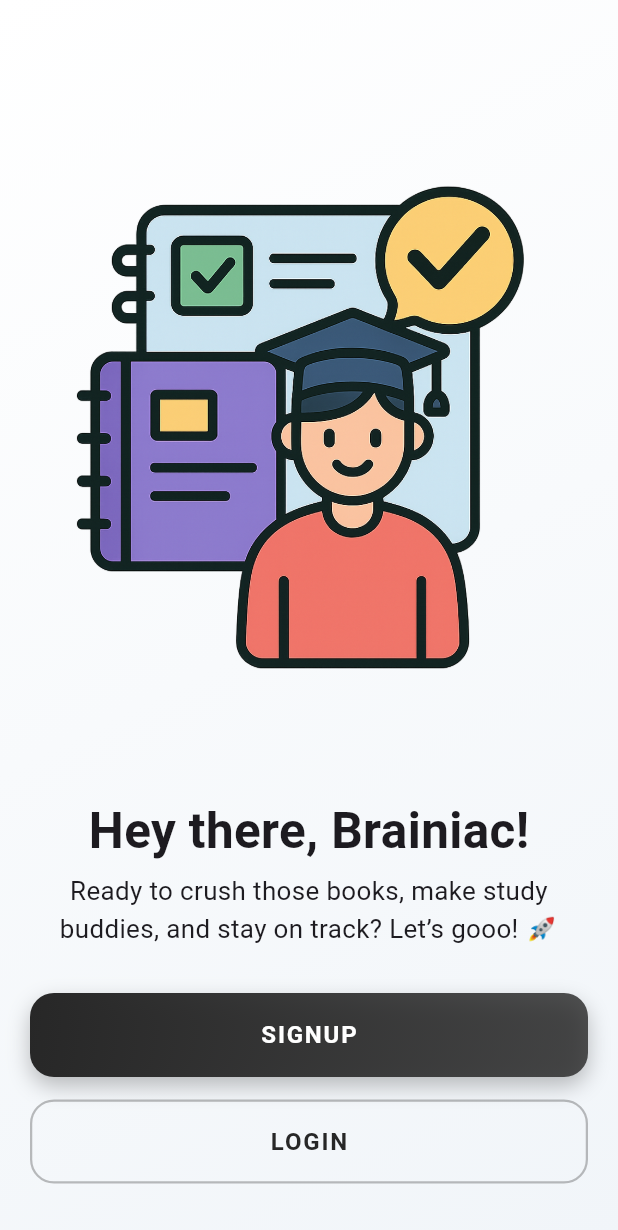
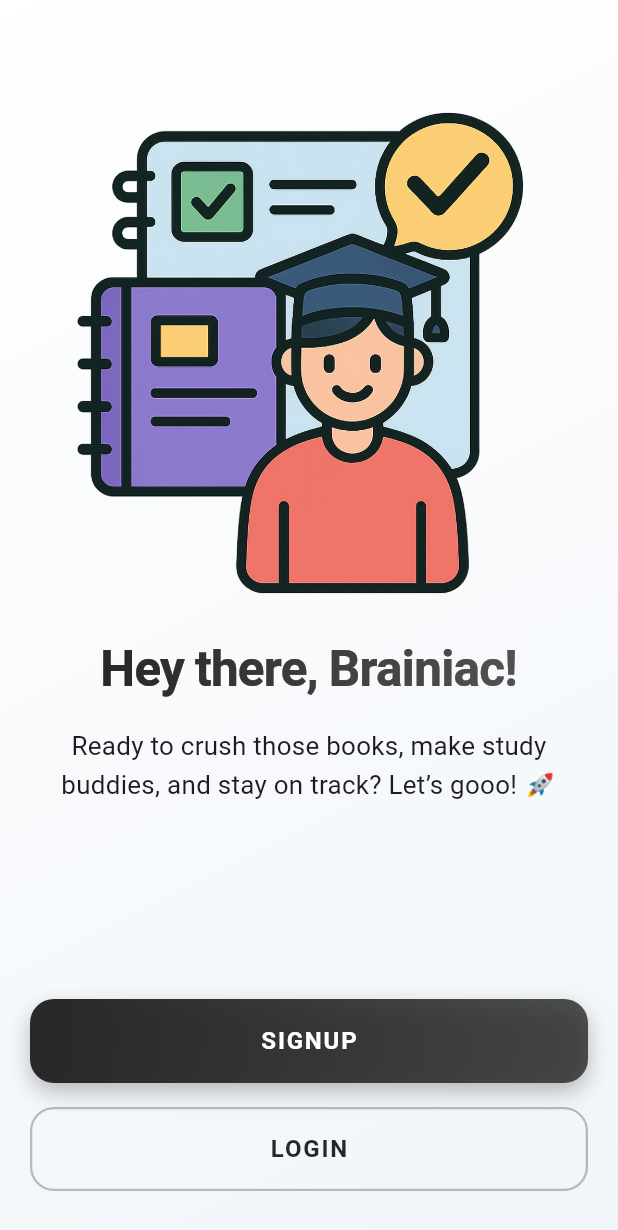
Before and after one commit to Jude254-programmer/smart_pace_lite, a Flutter app: the screen it shows after launch, on a phone screen of 412 x 824 dp. Shown: the top 1230 px of the screen. Run offline on Flutter 3.47's test engine with Material 3 defaults, Android fonts, the light colour scheme and no system bars; our stand-ins replace get.

Commit message:
modified welcome screen

```diff
--- a/lib/src/features/screens/welcome/welcome.dart
+++ b/lib/src/features/screens/welcome/welcome.dart
@@ -1,9 +1,10 @@
 import 'package:flutter/material.dart';
-import 'package:smart_pace_lite/src/common_widgets/buttons/modern_button.dart';
-import 'package:smart_pace_lite/src/constants/image_string.dart';
-import 'package:smart_pace_lite/src/constants/text_string.dart';
 
+import '../../../common_widgets/buttons/modern_button.dart';
 import '../../../constants/colors.dart';
+import '../../../constants/image_string.dart';
+import '../../../constants/text_string.dart';
+
 
 class Welcome extends StatelessWidget {
   const Welcome({super.key});
@@ -11,6 +12,7 @@ class Welcome extends StatelessWidget {
   @override
   Widget build(BuildContext context) {
     final size = MediaQuery.of(context).size;
+
     return Scaffold(
       body: Container(
         decoration: BoxDecoration(
@@ -21,48 +23,95 @@ class Welcome extends StatelessWidget {
           ),
         ),
         child: Padding(
-          padding: const EdgeInsets.only(top: 40.0, left: 20, right: 20),
+          padding: EdgeInsets.only(
+              top: 50, left: 20, right: 20, bottom: 30
+          ),
           child: Column(
             children: [
               Expanded(
                 flex: 5,
                 child: Container(
                   width: double.infinity,
-                  child: Image.asset(tWelcomeScreenImage),
+                  child: Column(
+                    mainAxisAlignment: MainAxisAlignment.start,
+                    children: [
+                      ClipRRect(
+                        borderRadius: BorderRadius.circular(20),
+                        child: Image.asset(
+                          tWelcomeScreenImage,
+                          height: size.height * 0.45,
+                          fit: BoxFit.contain,
+                        ),
+                      ),
+                    ],
+                  ),
                 ),
               ),
               Expanded(
                 flex: 3,
                 child: Column(
+                  mainAxisAlignment: MainAxisAlignment.start,
                   children: [
-                    Text(
-                      tWelcomeTitle,
-                      style: TextStyle(
-                        fontSize: size.width * 0.08,
-                        fontWeight: FontWeight.w700,
+                    ShaderMask(
+                      shaderCallback:
+                          (bounds) => LinearGradient(
+                        colors: [
+                          tSecondaryColor,
+                          tSecondaryColor.withOpacity(0.8),
+                        ],
+                      ).createShader(bounds),
+                      child: Text(
+                        tWelcomeTitle,
+                        style: TextStyle(
+                          wordSpacing: -0.5,
+                          fontSize: size.width * 0.08,
+                          fontWeight: FontWeight.w700,
+                          color: wG1,
+                          letterSpacing: -0.5,
+                        ),
                       ),
                     ),
-                    const SizedBox(height: 5,),
-                    Center(
+                    const SizedBox(height: 15),
+                    Padding(
+                      padding: const EdgeInsets.only(left: 20.0, right: 20),
                       child: Text(
+                        textAlign: TextAlign.center,
                         tWelcomeSubtitle,
                         style: TextStyle(
                           fontSize: size.width * 0.042,
                           fontWeight: FontWeight.w400,
+                          height: 1.5,
+                          letterSpacing: 0.2,
                         ),
-                        textAlign: TextAlign.center,
                       ),
                     ),
-                    const SizedBox(height: 30,),
-                    Expanded(child: Column(children: [
-                      ModernButton(text: tSignUp, isPrimary: true, onPressed: (){}, color: tSecondaryColor),
-                      const SizedBox(height: 15,),
-
-                      ModernButton(text: tLogIn, isPrimary: false, onPressed: (){}, color: tSecondaryColor)
-                    ],))
                   ],
                 ),
               ),
+              Expanded(
+                flex: 2,
+                child: Column(
+                  mainAxisAlignment: MainAxisAlignment.end,
+                  children: [
+                    ModernButton(
+                      text: tSignUp,
+                      isPrimary: true,
+                      onPressed: () {},
+                      color: tSecondaryColor,
+                    ),
+
+                    const SizedBox(height: 16),
+
+                    ModernButton(
+                      text: tLogIn,
+                      isPrimary: false,
+                      onPressed: () {},
+                      color: tSecondaryColor,
+                    ),
+                  ],
+                ),
+              ),
+
             ],
           ),
         ),
```
